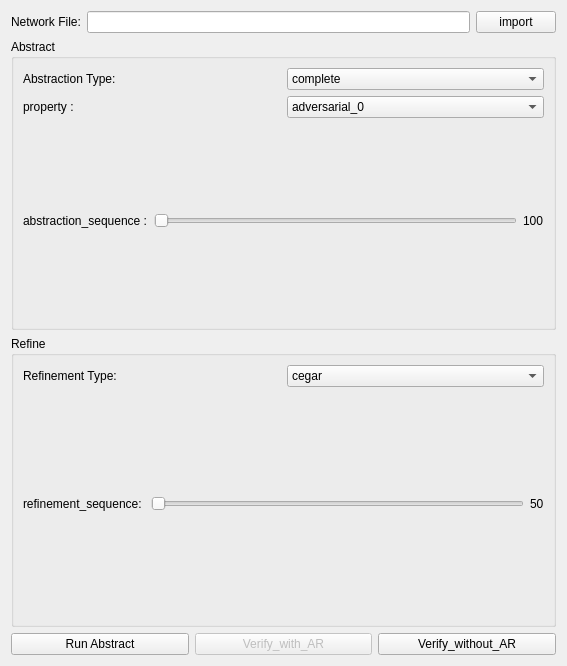
Qt form marabou.ui (Huangxiaoze/graduate) before a commit.
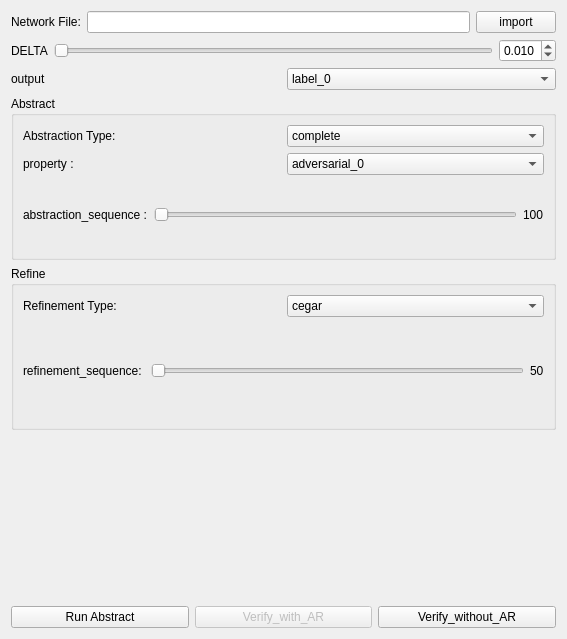
The same form after that commit. Icons and pictures are not drawn.

```diff
--- a/marabou.ui
+++ b/marabou.ui
@@ -7,7 +7,7 @@
     <x>0</x>
     <y>0</y>
     <width>567</width>
-    <height>666</height>
+    <height>639</height>
    </rect>
   </property>
   <property name="maximumSize">
@@ -19,13 +19,10 @@
   <property name="windowTitle">
    <string>Form</string>
   </property>
+  <property name="styleSheet">
+   <string notr="true">display:flex;align-items:center;justify-contents:center;flex-direction:column;</string>
+  </property>
   <layout class="QVBoxLayout" name="verticalLayout">
-   <property name="spacing">
-    <number>6</number>
-   </property>
-   <property name="sizeConstraint">
-    <enum>QLayout::SetDefaultConstraint</enum>
-   </property>
    <item>
     <layout class="QHBoxLayout" name="horizontalLayout">
      <item>
@@ -47,6 +44,90 @@
      </item>
     </layout>
    </item>
+   <item>
+    <layout class="QHBoxLayout" name="horizontalLayout_3">
+     <item>
+      <layout class="QVBoxLayout" name="input_vlayout"/>
+     </item>
+     <item>
+      <layout class="QHBoxLayout" name="horizontalLayout_17">
+       <item>
+        <widget class="QLabel" name="label_21">
+         <property name="text">
+          <string>DELTA</string>
+         </property>
+        </widget>
+       </item>
+       <item>
+        <widget class="QSlider" name="delta_slider">
+         <property name="maximum">
+          <number>100</number>
+         </property>
+         <property name="orientation">
+          <enum>Qt::Horizontal</enum>
+         </property>
+        </widget>
+       </item>
+       <item>
+        <widget class="QDoubleSpinBox" name="delta_spinbox">
+         <property name="decimals">
+          <number>3</number>
+         </property>
+         <property name="maximum">
+          <double>1.000000000000000</double>
+         </property>
+         <property name="singleStep">
+          <double>0.010000000000000</double>
+         </property>
+         <property name="value">
+          <double>0.010000000000000</double>
+         </property>
+        </widget>
+       </item>
+      </layout>
+     </item>
+    </layout>
+   </item>
+   <item>
+    <layout class="QHBoxLayout" name="horizontalLayout_18">
+     <item>
+      <widget class="QLabel" name="label_23">
+       <property name="text">
+        <string>output</string>
+       </property>
+      </widget>
+     </item>
+     <item>
+      <widget class="QComboBox" name="output_combobox">
+       <item>
+        <property name="text">
+         <string>label_0</string>
+        </property>
+       </item>
+       <item>
+        <property name="text">
+         <string>label_1</string>
+        </property>
+       </item>
+       <item>
+        <property name="text">
+         <string>label_2</string>
+        </property>
+       </item>
+       <item>
+        <property name="text">
+         <string>label_3</string>
+        </property>
+       </item>
+       <item>
+        <property name="text">
+         <string>label_4</string>
+        </property>
+       </item>
+      </widget>
+     </item>
+    </layout>
+   </item>
    <item>
     <widget class="QGroupBox" name="groupBox_2">
      <property name="minimumSize">
@@ -371,6 +452,22 @@
      </layout>
     </widget>
    </item>
+   <item>
+    <widget class="QLabel" name="result_label">
+     <property name="styleSheet">
+      <string notr="true">margin:0 200px;</string>
+     </property>
+     <property name="text">
+      <string/>
+     </property>
+     <property name="pixmap">
+      <pixmap resource="icon.qrc">:/resources/off.gif</pixmap>
+     </property>
+     <property name="scaledContents">
+      <bool>true</bool>
+     </property>
+    </widget>
+   </item>
    <item>
     <layout class="QHBoxLayout" name="horizontalLayout_7">
      <item>
```
Left out of the diff: 4 changed lines with no effect on the pictures.
